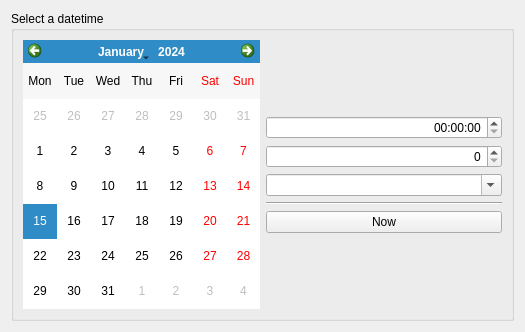
turulomio/xulpymoney, file xulpymoney/ui/wdgDatetime.ui: the form before one commit.
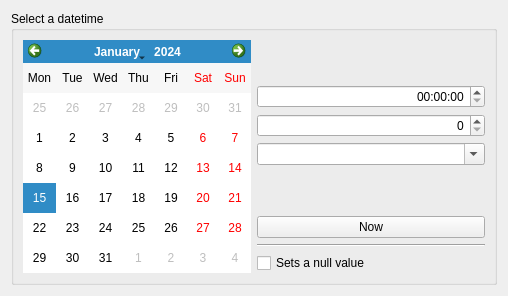
The form after the commit.

Commit message: Added wdgDatetime with None option. Fixed strategy datetime problems

```diff
--- a/xulpymoney/ui/wdgDatetime.ui
+++ b/xulpymoney/ui/wdgDatetime.ui
@@ -6,8 +6,8 @@
    <rect>
     <x>0</x>
     <y>0</y>
-    <width>525</width>
-    <height>332</height>
+    <width>508</width>
+    <height>296</height>
    </rect>
   </property>
   <property name="sizePolicy">
@@ -28,7 +28,7 @@
      <property name="title">
       <string>Select a datetime</string>
      </property>
-     <layout class="QVBoxLayout" name="verticalLayout_4">
+     <layout class="QHBoxLayout" name="horizontalLayout_3">
       <item>
        <layout class="QHBoxLayout" name="horizontalLayout_2">
         <item>
@@ -48,22 +48,20 @@
          </widget>
         </item>
         <item>
-         <layout class="QVBoxLayout" name="verticalLayout_2">
-          <item>
-           <spacer name="verticalSpacer_3">
-            <property name="orientation">
-             <enum>Qt::Vertical</enum>
-            </property>
-            <property name="sizeHint" stdset="0">
-             <size>
-              <width>20</width>
-              <height>40</height>
-             </size>
-            </property>
-           </spacer>
-          </item>
-          <item>
            <layout class="QVBoxLayout" name="verticalLayout">
+          <item>
+           <spacer name="verticalSpacer_3">
+            <property name="orientation">
+             <enum>Qt::Vertical</enum>
+            </property>
+            <property name="sizeHint" stdset="0">
+             <size>
+              <width>20</width>
+              <height>40</height>
+             </size>
+            </property>
+           </spacer>
+          </item>
             <item>
              <widget class="QTimeEdit" name="teTime">
               <property name="sizePolicy">
@@ -121,14 +119,18 @@
               </property>
              </widget>
             </item>
-           </layout>
-          </item>
           <item>
-           <widget class="Line" name="line">
+           <spacer name="verticalSpacer_4">
             <property name="orientation">
-             <enum>Qt::Horizontal</enum>
+             <enum>Qt::Vertical</enum>
             </property>
-           </widget>
+            <property name="sizeHint" stdset="0">
+             <size>
+              <width>20</width>
+              <height>40</height>
+             </size>
+            </property>
+           </spacer>
           </item>
           <item>
            <widget class="QPushButton" name="cmdNow">
@@ -147,17 +149,18 @@
            </widget>
           </item>
           <item>
-           <spacer name="verticalSpacer_4">
+           <widget class="Line" name="line_2">
             <property name="orientation">
-             <enum>Qt::Vertical</enum>
+             <enum>Qt::Horizontal</enum>
             </property>
-            <property name="sizeHint" stdset="0">
-             <size>
-              <width>20</width>
-              <height>40</height>
-             </size>
+           </widget>
+          </item>
+          <item>
+           <widget class="QCheckBox" name="chkNone">
+            <property name="text">
+             <string>Sets a null value</string>
             </property>
-           </spacer>
+           </widget>
           </item>
          </layout>
         </item>
```
Lines whose indentation alone changed are shown as unchanged. The commit also changes 4 other files.
